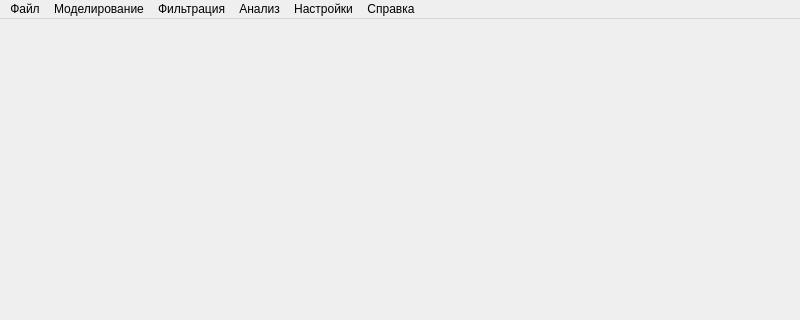
Old version of the form ui/AnalyzerMainWindow.ui in the repository FroggyKwa/SignalAnalyzer; both pictures show x 0 to 800 and y 0 to 320 of the 800 by 600 pixel window.
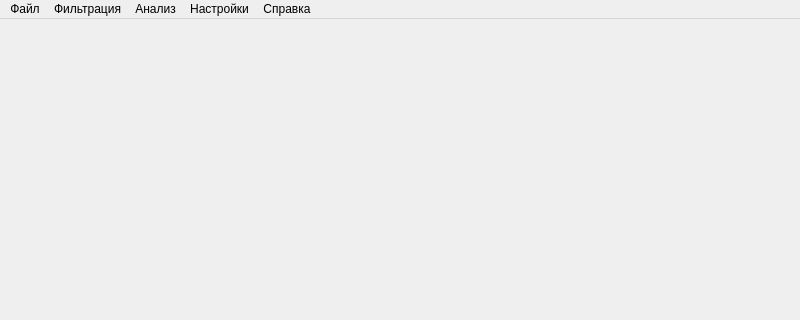
New version of the form.

What changed in the file:
```diff
--- a/ui/AnalyzerMainWindow.ui
+++ b/ui/AnalyzerMainWindow.ui
@@ -28,11 +28,6 @@
      <string>Файл</string>
     </property>
    </widget>
-   <widget class="QMenu" name="menu_2">
-    <property name="title">
-     <string>Моделирование</string>
-    </property>
-   </widget>
    <widget class="QMenu" name="menu_3">
     <property name="title">
      <string>Фильтрация</string>
@@ -60,7 +55,6 @@
     </property>
    </widget>
    <addaction name="menu"/>
-   <addaction name="menu_2"/>
    <addaction name="menu_3"/>
    <addaction name="menu_4"/>
    <addaction name="menu_5"/>
```
Left out of the diff: 5 changed lines with no effect on the pictures.
